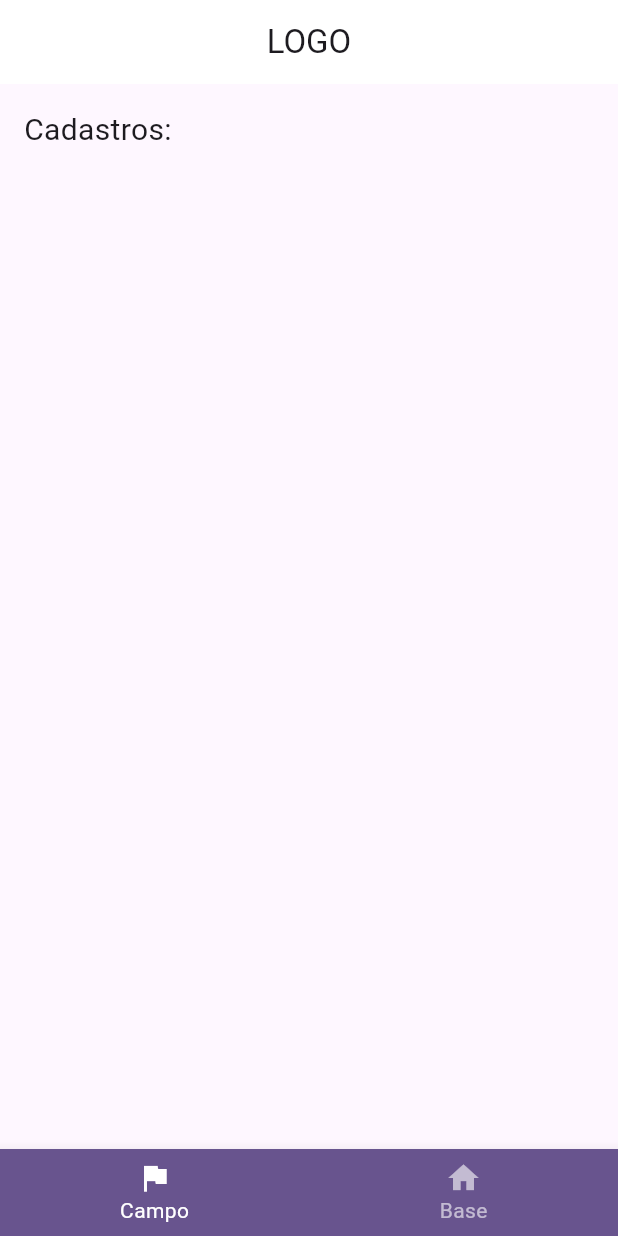
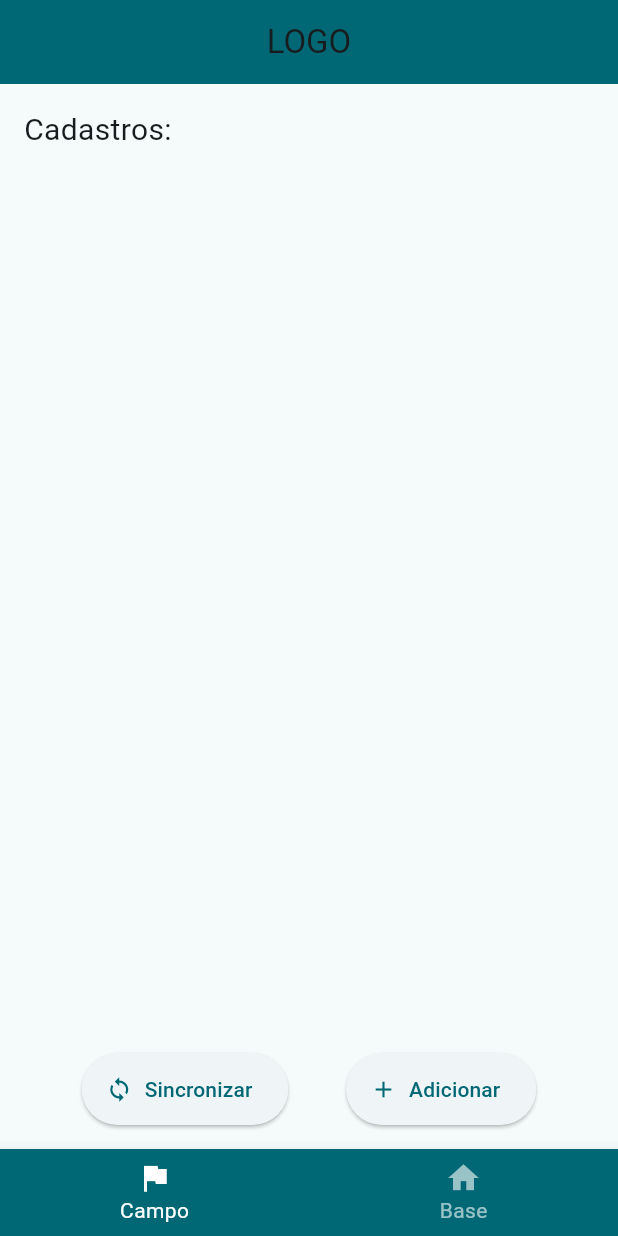
Before and after one commit to ErickRezende1833/carangode_visits, a Flutter app: the screen it shows after launch, on a phone screen of 412 x 824 dp. Run offline on Flutter 3.47's test engine with Material 3 defaults, Android fonts, the phone set to English and light mode, and no system bars.

Commit message:
feat: Botões

```diff
--- a/lib/main.dart
+++ b/lib/main.dart
@@ -14,7 +14,7 @@ class MyApp extends StatelessWidget {
     return MaterialApp(
       title: 'Flutter Demo',
       theme: ThemeData(
-        colorScheme: ColorScheme.fromSeed(seedColor: Colors.deepPurple),
+        colorScheme: ColorScheme.fromSeed(seedColor: const Color.fromARGB(255, 255, 255, 255)),
         useMaterial3: true,
       ),
 
--- a/lib/views/homeCampoView.dart
+++ b/lib/views/homeCampoView.dart
@@ -14,20 +14,65 @@ class _HomeCampoViewState extends State<HomeCampoView> {
     return Scaffold(
       appBar: AppBar(
         title: const Text('LOGO'),
-        backgroundColor: Colors.white,
+        backgroundColor: Theme.of(context).colorScheme.primary,
         centerTitle: true,
       ),
-      body: SingleChildScrollView(
+      body: LayoutBuilder(
+  builder: (context, constraints) {
+    return SingleChildScrollView(
+      child: ConstrainedBox(
+        constraints: BoxConstraints(
+        minHeight: constraints.maxHeight,
+        ),
+        child: IntrinsicHeight(
           child: Padding(
             padding: const EdgeInsets.all(16.0),
             child: Column(
               crossAxisAlignment: CrossAxisAlignment.start,
               children: [
-              Text("Cadastros:", style: const TextStyle(fontSize: 20),)
+
+                Expanded(
+                  child: Column(
+                    crossAxisAlignment: CrossAxisAlignment.start,
+                    children: [
+                      Row(
+                        children: [
+                          Text("Cadastros:", style: const TextStyle(fontSize: 20)),
+                        ],
+                      ),
+
+
+
 
                     ],
                   ),
                 ),
+
+                const SizedBox(height: 10),
+                Row(
+                  mainAxisAlignment: MainAxisAlignment.spaceEvenly,
+                  children: [
+
+                    CustomElevatedButton(
+                      onPressed: () {},
+                      icon: Icons.sync,
+                      label: "Sincronizar",
+                    ),
+
+                    CustomElevatedButton(
+                      onPressed: () {},
+                      icon: Icons.add,
+                      label: "Adicionar",
+                    ),
+                  ],
+                ),
+              ],
+            ),
+          ),
+        ),
+      ),
+    );
+  },
 ),
       bottomNavigationBar: const CustomBottomNavigationBar(currentIndex: 0),
     );
--- a/lib/views/widgets.dart
+++ b/lib/views/widgets.dart
@@ -38,3 +38,29 @@ class CustomBottomNavigationBar extends StatelessWidget {
     );
   }
 }
+
+
+//botão com icon e label
+
+class CustomElevatedButton extends StatelessWidget {
+  const CustomElevatedButton({
+    super.key,
+    required this.onPressed,
+    required this.icon,
+    required this.label,
+  });
+
+  final VoidCallback onPressed;
+  final IconData icon;
+  final String label;
+
+  @override
+  Widget build(BuildContext context) {
+    return ElevatedButton.icon(
+      onPressed: onPressed,
+      icon: Icon(icon, size: 18),
+      label: Text(label),
+      style: ElevatedButton.styleFrom(fixedSize: const Size.fromHeight(48)),
+    );
+  }
+}
```
Lines whose indentation alone changed are shown as unchanged.
